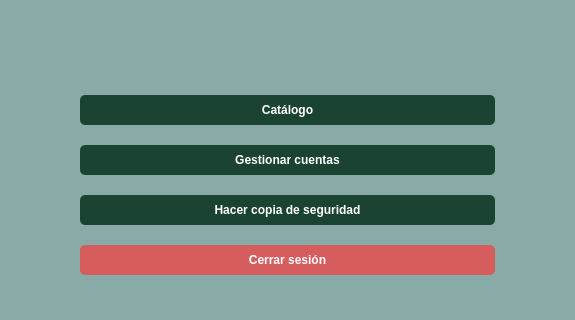
ivantm1/proyecto-software, file src/vista/Ui/VistaAdmin.ui: the form before one commit; both pictures show x 346 to 921 and y 124 to 444 of the 1267 by 924 pixel window.
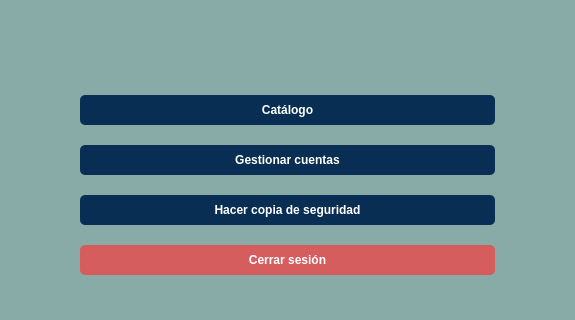
The form after the commit. Icons and pictures are not drawn.

Commit message: Todas las vistas cambiadas

Diff of the .ui file:
```diff
--- a/src/vista/Ui/VistaAdmin.ui
+++ b/src/vista/Ui/VistaAdmin.ui
@@ -122,7 +122,7 @@
       <widget class="QPushButton" name="boton_catalogo">
        <property name="styleSheet">
         <string notr="true">QPushButton {
-    background-color: #1B4332; 
+    background-color: #082e53; 
     color: white;  
     border-radius: 5px; 
     padding: 8px;  
@@ -149,7 +149,7 @@
       <widget class="QPushButton" name="boton_cuentas">
        <property name="styleSheet">
         <string notr="true">QPushButton {
-    background-color: #1B4332; 
+    background-color: #082e53; 
     color: white;  
     border-radius: 5px; 
     padding: 8px;  
@@ -176,7 +176,7 @@
       <widget class="QPushButton" name="boton_copia">
        <property name="styleSheet">
         <string notr="true">QPushButton {
-    background-color: #1B4332; 
+    background-color: #082e53; 
     color: white;  
     border-radius: 5px; 
     padding: 8px;  
```
Left out of the diff: 14 changed lines with no effect on the pictures. The commit also changes 9 other files.
